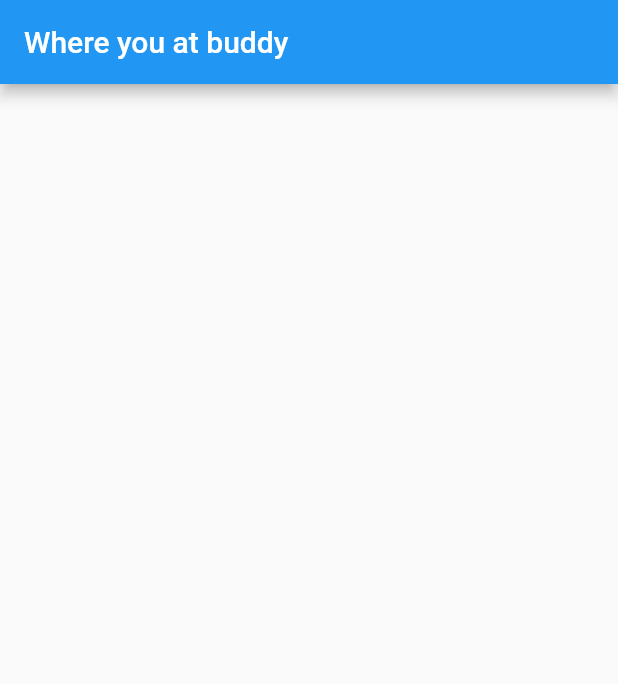
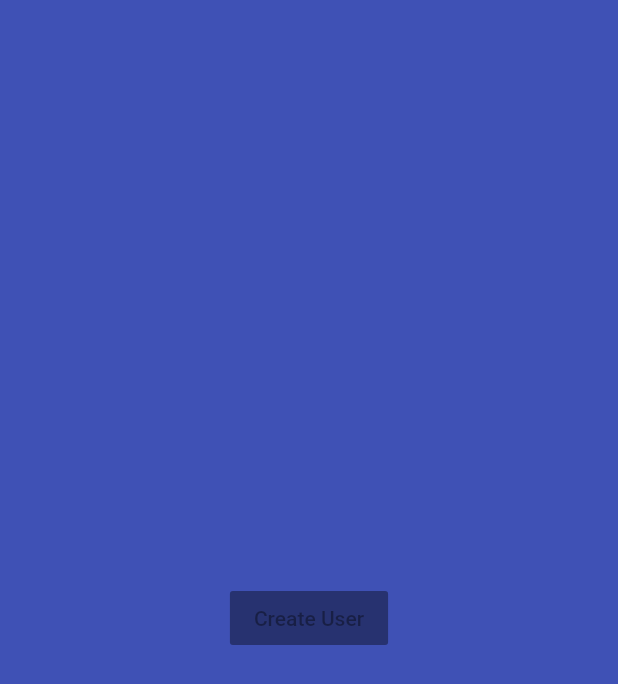
Before and after one commit to Eduard-Dumitrescu/where_you_at_friend, a Flutter app: the screen it shows after launch, on a phone screen of 412 x 824 dp. Shown: the top 684 px of the screen. Run offline on Flutter 3.47's test engine with Material 2 defaults, Android fonts, the phone set to English and light mode, and no system bars; our stand-ins replace cloud_firestore, geolocator, shared_preferences; accounts and stored records are empty.

Commit message:
added login page, and main page, refactored citizen and repos

```diff
--- a/lib/main.dart
+++ b/lib/main.dart
@@ -2,6 +2,8 @@ import 'package:flutter/material.dart';
 import 'package:provider/provider.dart';
 import 'package:whereyouatfriend/provider_setup.dart';
 import 'package:whereyouatfriend/ui/home_page.dart';
+import 'package:whereyouatfriend/ui/login_page.dart';
+import 'package:whereyouatfriend/ui/main_page.dart';
 
 void main() => runApp(MyApp());
 
@@ -16,7 +18,12 @@ class MyApp extends StatelessWidget {
         theme: ThemeData(
           primarySwatch: Colors.blue,
         ),
-        home: HomePage(),
+        initialRoute: '/home',
+        routes: {
+          '/home': (context) => const LoginPage(),
+          '/login': (context) => const HomePage(),
+          '/main': (context) => const MainPage(),
+        },
       ),
     );
   }
--- a/lib/repositories/citizens_repo.dart
+++ b/lib/repositories/citizens_repo.dart
@@ -1,5 +1,5 @@
 import 'package:whereyouatfriend/models/citizen.dart';
-import 'package:whereyouatfriend/repositories/base_citizens_repo.dart';
+import 'package:whereyouatfriend/repositories/base/base_citizens_repo.dart';
 import 'package:whereyouatfriend/services/citizen_service.dart';
 
 class CitizenRepo implements BaseCitizenRepo {
--- /dev/null
+++ b/lib/ui/login_page.dart
@@ -0,0 +1,16 @@
+import 'package:flutter/material.dart';
+
+class LoginPage extends StatelessWidget {
+  const LoginPage();
+
+  @override
+  Widget build(BuildContext context) {
+    return Container(
+        color: Colors.indigo,
+        child: Center(
+          child: RaisedButton(
+            child: Text("Create User"),
+          ),
+        ));
+  }
+}
--- /dev/null
+++ b/lib/utils/StringUtils.dart
@@ -0,0 +1,5 @@
+class StringUtils {
+  static bool isNullOrEmpty(String target) {
+    return target == null || target.isEmpty ? true : false;
+  }
+}
--- a/pubspec.yaml
+++ b/pubspec.yaml
@@ -10,9 +10,10 @@ dependencies:
   flutter:
     sdk: flutter
   cloud_firestore: ^0.13.5
-  google_maps_flutter: ^0.5.26
+  google_maps_flutter: ^0.5.27+1
   geolocator: ^5.3.1
-  provider: ^4.0.5
+  provider: ^4.1.1
+  shared_preferences: ^0.5.7+1
 
 dev_dependencies:
   flutter_test:
```
Also changed, not shown: lib/DeviceCache/SharedPreferences/SharedPrefenrenceRepo.dart (added, +28 -0 lines), lib/models/citizen.dart (+29 -8 lines), lib/ui/home_page.dart (+3 -6 lines), lib/ui/main_page.dart (added, +46 -0 lines), lib/repositories/base/base_citizens_repo.dart (renamed from lib/repositories/base_citizens_repo.dart), pubspec.lock.
